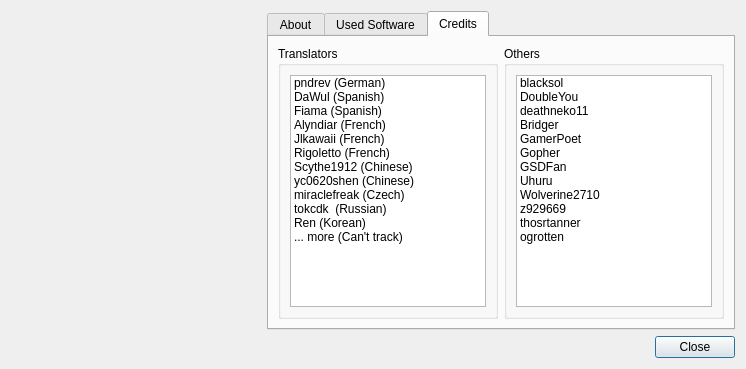
Old version of the form modorganizer/src/aboutdialog.ui in the repository Holt59/mo2-merge.
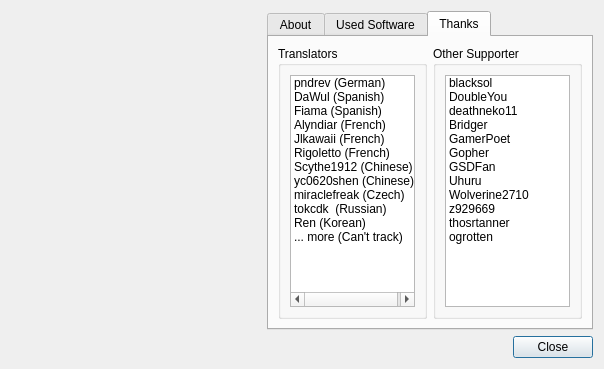
New version of the form. The open tabs and pages were chosen to show the change. Icons and pictures are not drawn.

Commit message: [modorganizer] testing the hook for updating the translation-page

Diff of the .ui file:
```diff
--- a/modorganizer/src/aboutdialog.ui
+++ b/modorganizer/src/aboutdialog.ui
@@ -6,7 +6,7 @@
    <rect>
     <x>0</x>
     <y>0</y>
-    <width>746</width>
+    <width>604</width>
     <height>369</height>
    </rect>
   </property>
@@ -151,7 +151,7 @@
        </widget>
        <widget class="QWidget" name="credits">
         <attribute name="title">
-         <string>Credits</string>
+         <string>Thanks</string>
         </attribute>
         <layout class="QHBoxLayout" name="horizontalLayout_3">
          <item>
@@ -239,7 +239,7 @@
          <item>
           <widget class="QGroupBox" name="groupBox_2">
            <property name="title">
-            <string>Others</string>
+            <string>Other Supporter</string>
            </property>
            <layout class="QVBoxLayout" name="verticalLayout_7">
             <item>
```
